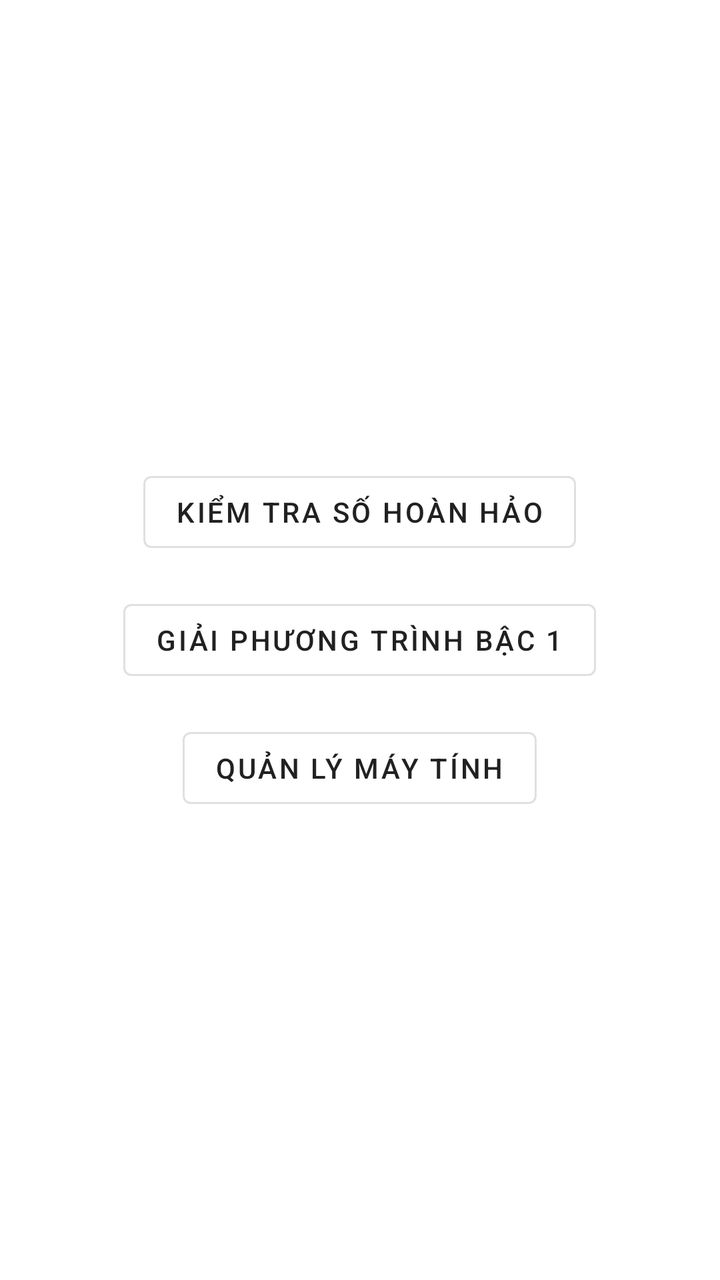
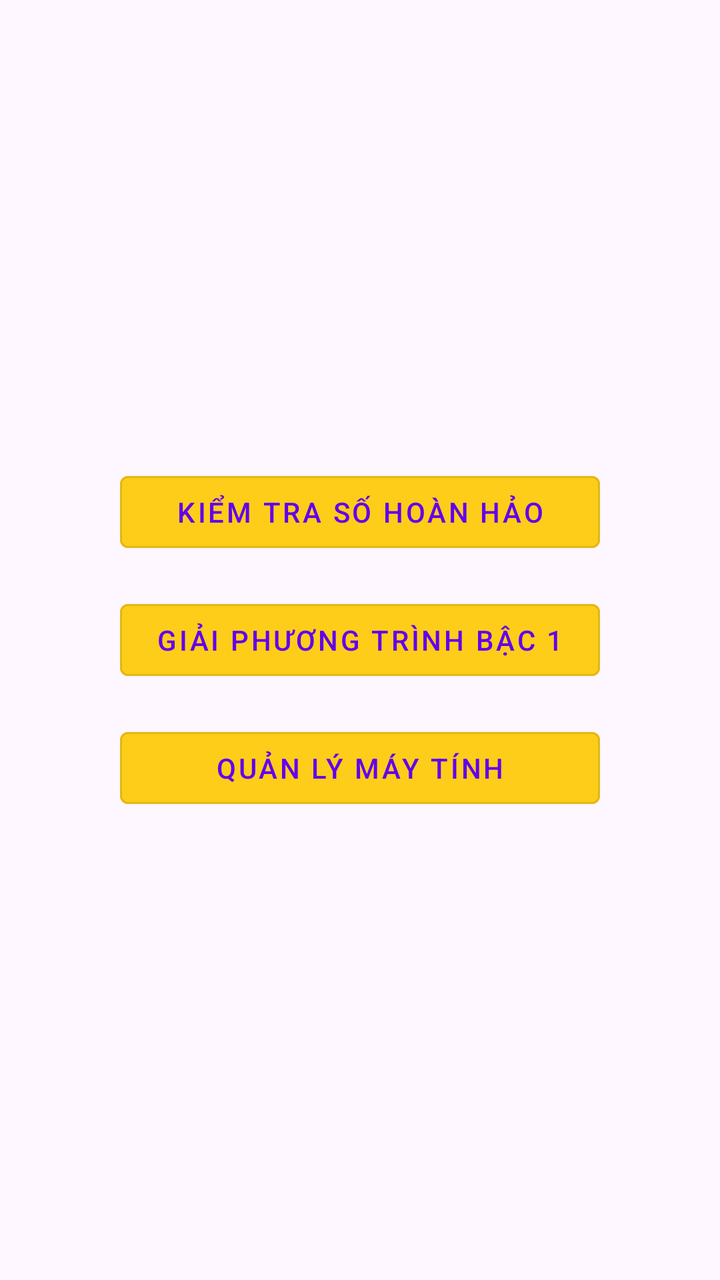

Before-and-after screenshots of an Android layout around one commit, followed by the original layout XML and the change that was made.
<!-- AndroidManifest.xml: application theme Theme.Ceb029_nguyenquocviet -->
<!-- res/layout/fragment_home.xml -->
<?xml version="1.0" encoding="utf-8"?>
<layout
        xmlns:android="http://schemas.android.com/apk/res/android"
        xmlns:tools="http://schemas.android.com/tools"
        xmlns:app="http://schemas.android.com/apk/res-auto"
>
<LinearLayout
              android:layout_width="match_parent"
              android:layout_height="match_parent"
              android:gravity="center"
              android:orientation="vertical"
              tools:context=".fragments.HomeFragment">

    <Button
            android:id="@+id/btnPerfectNumber"
            android:layout_width="wrap_content"
            android:layout_height="wrap_content"
            android:text="Kiểm tra số hoàn hảo"
            style="@style/Widget.MaterialComponents.Button.OutlinedButton" />

    <Button
            android:id="@+id/btnLinearEquation"
            android:layout_width="wrap_content"
            android:layout_height="wrap_content"
            android:text="Giải phương trình bậc 1"
            style="@style/Widget.MaterialComponents.Button.OutlinedButton"
            android:layout_marginTop="16dp" />

    <Button
            android:id="@+id/btnManageComputers"
            android:layout_width="wrap_content"
            android:layout_height="wrap_content"
            android:text="Quản lý máy tính"
            style="@style/Widget.MaterialComponents.Button.OutlinedButton"
            android:layout_marginTop="16dp" />

</LinearLayout>
</layout>
<!-- resources referenced by this layout -->
<resources>
  <style name="Theme.Ceb029_nguyenquocviet" parent="Base.Theme.Ceb029_nguyenquocviet" />
  <style name="Base.Theme.Ceb029_nguyenquocviet" parent="Theme.MaterialComponents.DayNight.DarkActionBar">
          
          
      </style>
</resources>

<!-- the commit's change to res/layout/fragment_home.xml (unified diff, before → after) -->
@@ -12,15 +12,17 @@
               tools:context=".fragments.HomeFragment">
 
     <Button
+            android:backgroundTint="@color/yellow"
             android:id="@+id/btnPerfectNumber"
-            android:layout_width="wrap_content"
+            android:layout_width="240dp"
             android:layout_height="wrap_content"
             android:text="Kiểm tra số hoàn hảo"
             style="@style/Widget.MaterialComponents.Button.OutlinedButton" />
 
     <Button
             android:id="@+id/btnLinearEquation"
-            android:layout_width="wrap_content"
+            android:backgroundTint="@color/yellow"
+            android:layout_width="240dp"
             android:layout_height="wrap_content"
             android:text="Giải phương trình bậc 1"
             style="@style/Widget.MaterialComponents.Button.OutlinedButton"
@@ -28,7 +30,8 @@
 
     <Button
             android:id="@+id/btnManageComputers"
-            android:layout_width="wrap_content"
+            android:backgroundTint="@color/yellow"
+            android:layout_width="240dp"
             android:layout_height="wrap_content"
             android:text="Quản lý máy tính"
             style="@style/Widget.MaterialComponents.Button.OutlinedButton"
<!-- resource entries referenced after the edit -->
@@ -1,9 +1,24 @@
 <!-- resources referenced by this layout -->
 <resources>
+  <color name="yellow">#FECD1A</color>
   <style name="Theme.Ceb029_nguyenquocviet" parent="Base.Theme.Ceb029_nguyenquocviet" />
-  <style name="Base.Theme.Ceb029_nguyenquocviet" parent="Theme.MaterialComponents.DayNight.DarkActionBar">
+  <style name="Base.Theme.Ceb029_nguyenquocviet" parent="Theme.Material3.Light.NoActionBar">
+          <item name="colorPrimary">@color/purple_500</item>
+          <item name="colorPrimaryVariant">@color/purple_700</item>
+          <item name="colorOnPrimary">@color/white</item>
           
+          <item name="colorSecondary">@color/teal_200</item>
+          <item name="colorSecondaryVariant">@color/teal_700</item>
+          <item name="colorOnSecondary">@color/black</item>
+          
+          <item name="android:statusBarColor" tools:targetApi="l">?attr/colorPrimaryVariant</item>
           
       </style>
+  <color name="purple_500">#FF6200EE</color>
+  <color name="purple_700">#FF3700B3</color>
+  <color name="white">#FFFFFFFF</color>
+  <color name="teal_200">#FF03DAC5</color>
+  <color name="teal_700">#FF018786</color>
+  <color name="black">#FF000000</color>
 </resources>
 
